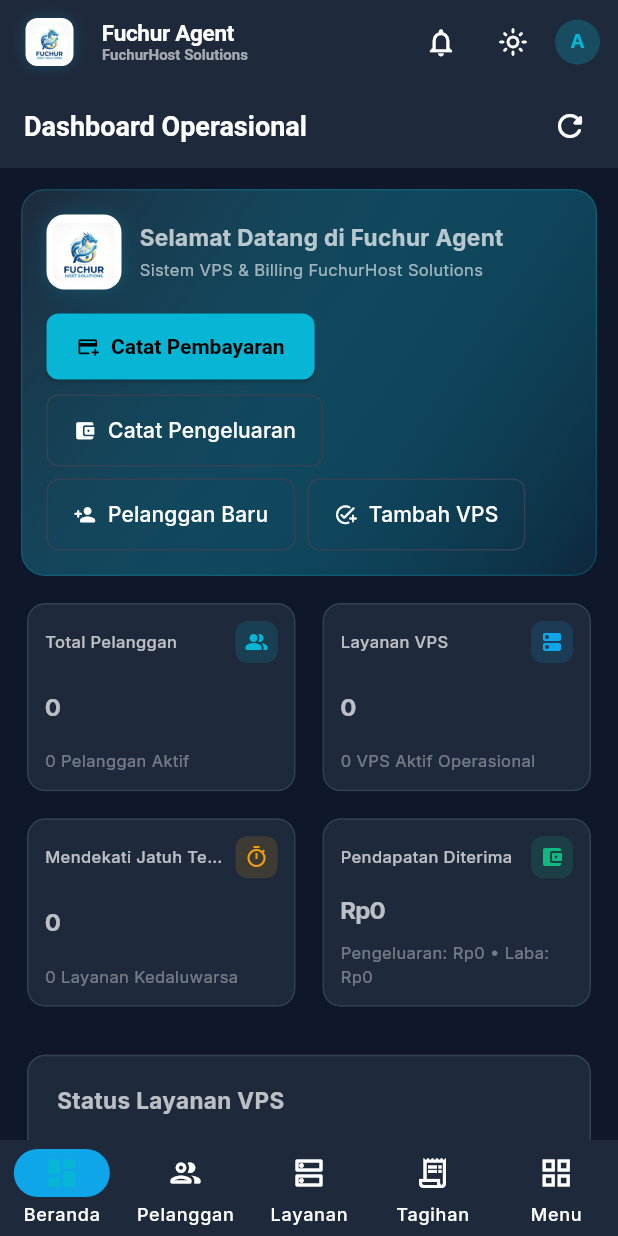
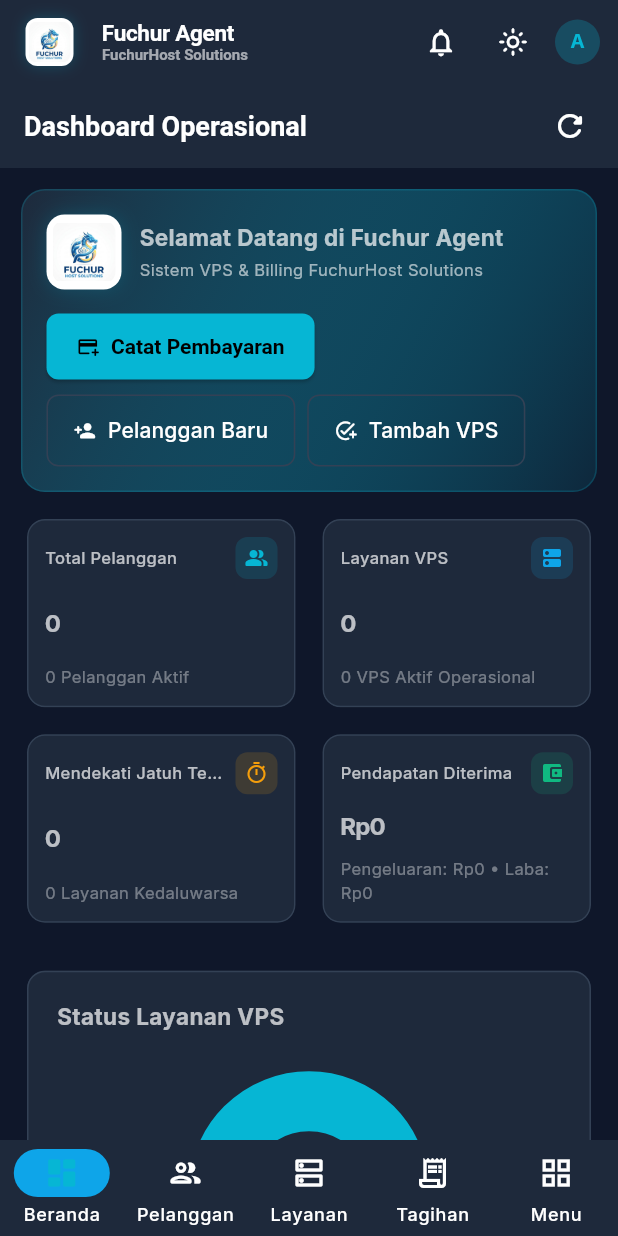
Before and after one commit to Ballon14/fuchuragent, a Flutter app: the DashboardScreen screen opened by its route, on a phone screen of 412 x 824 dp. Run offline on Flutter 3.47's test engine with Material 3 defaults, Android fonts, the phone set to English and light mode, and no system bars; drawn by our look-alikes of fl_chart; our stand-ins replace cloud_firestore, cloud_functions, csv, firebase_auth, firebase_core, flutter_local_notifications and 3 more; accounts and stored records are empty.

Commit message:
feat(navigation): position expense management exclusively in menu as 'Kelola Pengeluaran'

```diff
--- a/lib/features/dashboard/views/dashboard_screen.dart
+++ b/lib/features/dashboard/views/dashboard_screen.dart
@@ -348,11 +348,6 @@ class DashboardScreen extends ConsumerWidget {
                     onPressed: () => context.go('/payments'),
                   ),
                   OutlinedButton.icon(
-                    icon: const Icon(Icons.account_balance_wallet_rounded, size: 15),
-                    label: const Text('Catat Pengeluaran'),
-                    onPressed: () => context.go('/expenses'),
-                  ),
-                  OutlinedButton.icon(
                     icon: const Icon(Icons.person_add_rounded, size: 15),
                     label: const Text('Pelanggan Baru'),
                     onPressed: () => context.go('/customers'),
--- a/lib/shared/widgets/app_shell.dart
+++ b/lib/shared/widgets/app_shell.dart
@@ -38,7 +38,7 @@ class AppShell extends ConsumerStatefulWidget {
     NavItem(title: 'Paket VPS', icon: Icons.inventory_2_rounded, route: '/packages'),
     NavItem(title: 'Tagihan', icon: Icons.receipt_long_rounded, route: '/invoices'),
     NavItem(title: 'Pembayaran', icon: Icons.payments_rounded, route: '/payments'),
-    NavItem(title: 'Pengeluaran', icon: Icons.account_balance_wallet_rounded, route: '/expenses'),
+    NavItem(title: 'Kelola Pengeluaran', icon: Icons.account_balance_wallet_rounded, route: '/expenses'),
     NavItem(title: 'Keuangan', icon: Icons.analytics_rounded, route: '/finance'),
     NavItem(title: 'Perpanjangan', icon: Icons.autorenew_rounded, route: '/renewals'),
     NavItem(title: 'Laporan', icon: Icons.bar_chart_rounded, route: '/reports'),
@@ -666,7 +666,7 @@ class _AppShellState extends ConsumerState<AppShell> {
                         ctx,
                         icon: Icons.account_balance_wallet_rounded,
                         color: AppColors.danger,
-                        title: 'Pengeluaran',
+                        title: 'Kelola Pengeluaran',
                         route: '/expenses',
                         isDark: isDark,
                       ),
```
